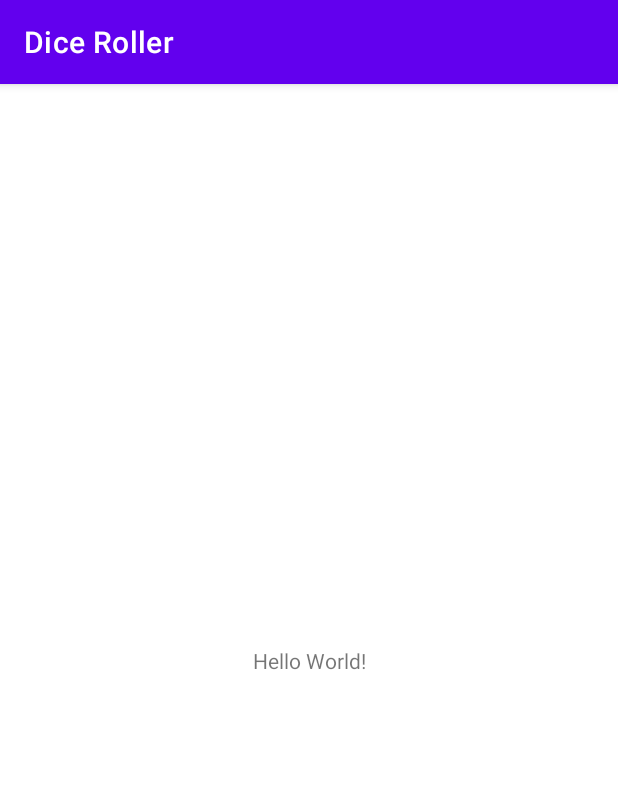
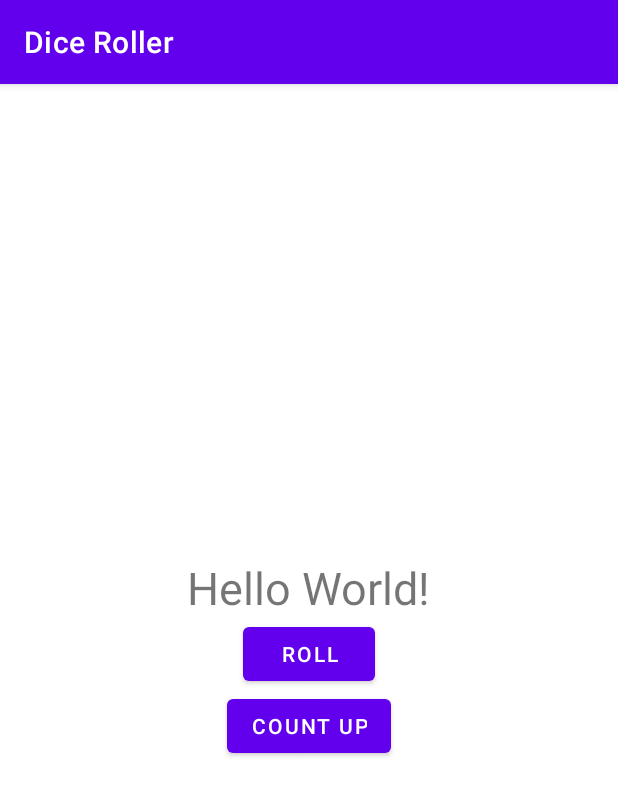
Before and after one commit to vishalpgdev/MyGL2RollDice, an Android app: the screen it shows after launch (MainActivity), on a phone screen of 412 x 824 dp. Shown: the top 796 px of the screen. Run offline under Robolectric (Android 15) with nearby library versions, the phone set to English and light mode, and no system bars.

Commit message:
Challenge: Add a second button to the app labeled "Count Up" that appears just below the Roll button. When tapped, the Count Up button should get the current value of the result text view, add 1 to it, and update the text view. Make sure you handle these edge cases:
If the result text view does not yet contain a number (that is, if the text view still has the default "Hello World" string), set the result text to 1.
If the number is already 6, do nothing.
Tip: The string in TextView views is an instance of class CharSequence. To test its value, you need to convert it to a string:

resultText.text.toString()

Coding challenge done solution code

```diff
--- a/app/src/main/java/com/pavansgroup/vishaltraining/mygl2rolldice/MainActivity.kt
+++ b/app/src/main/java/com/pavansgroup/vishaltraining/mygl2rolldice/MainActivity.kt
@@ -1,12 +1,36 @@
 package com.pavansgroup.vishaltraining.mygl2rolldice
 
+import android.os.Bundle
+import android.widget.Button
+import android.widget.TextView
 import androidx.appcompat.app.AppCompatActivity
-import android.os.Bundle
 
 class MainActivity : AppCompatActivity() {
-    private var okay = "okay"
+    private lateinit var resultText: TextView
     override fun onCreate(savedInstanceState: Bundle?) {
         super.onCreate(savedInstanceState)
         setContentView(R.layout.activity_main)
+        resultText = findViewById(R.id.resultText)
+        val rollButton: Button = findViewById(R.id.btnRoll)
+        val countButton: Button = findViewById(R.id.btnCountUP)
+        rollButton.setOnClickListener { rollDice() }
+        countButton.setOnClickListener {
+            val currenText = resultText.text.toString()
+            if (currenText == "Hello World!") {
+                resultText.text = 1.toString()
+            } else if (currenText == "6") {
+                resultText.text = currenText
+            } else {
+                var c = currenText.toInt()
+                val d = c + 1
+                resultText.text = d.toString()
+            }
+        }
+    }
+
+    private fun rollDice() {
+        //Toast.makeText(this@MainActivity, "Button Clicked.", Toast.LENGTH_SHORT).show()
+        val randomInt = (1..6).random()
+        resultText.text = randomInt.toString()
     }
 }
--- a/app/src/main/res/layout/activity_main.xml
+++ b/app/src/main/res/layout/activity_main.xml
@@ -1,18 +1,32 @@
 <?xml version="1.0" encoding="utf-8"?>
-<androidx.constraintlayout.widget.ConstraintLayout xmlns:android="http://schemas.android.com/apk/res/android"
-    xmlns:app="http://schemas.android.com/apk/res-auto"
+
+<LinearLayout xmlns:android="http://schemas.android.com/apk/res/android"
     xmlns:tools="http://schemas.android.com/tools"
     android:layout_width="match_parent"
-    android:layout_height="match_parent"
+    android:layout_height="wrap_content"
+    android:layout_gravity="center_vertical"
+    android:orientation="vertical"
     tools:context=".MainActivity">
 
     <TextView
+        android:id="@+id/resultText"
         android:layout_width="wrap_content"
         android:layout_height="wrap_content"
+        android:layout_gravity="center_horizontal"
         android:text="Hello World!"
-        app:layout_constraintBottom_toBottomOf="parent"
-        app:layout_constraintLeft_toLeftOf="parent"
-        app:layout_constraintRight_toRightOf="parent"
-        app:layout_constraintTop_toTopOf="parent" />
+        android:textSize="30sp" />
 
-</androidx.constraintlayout.widget.ConstraintLayout>
+    <Button
+        android:id="@+id/btnRoll"
+        android:layout_width="wrap_content"
+        android:layout_height="wrap_content"
+        android:layout_gravity="center_horizontal"
+        android:text="@string/roll_label" />
+
+    <Button
+        android:id="@+id/btnCountUP"
+        android:layout_width="wrap_content"
+        android:layout_height="wrap_content"
+        android:layout_gravity="center_horizontal"
+        android:text="@string/count_up" />
+</LinearLayout>
--- a/app/src/main/res/values/strings.xml
+++ b/app/src/main/res/values/strings.xml
@@ -1,3 +1,5 @@
 <resources>
     <string name="app_name">Dice Roller</string>
+    <string name="roll_label">Roll</string>
+    <string name="count_up">Count UP</string>
 </resources>
```
